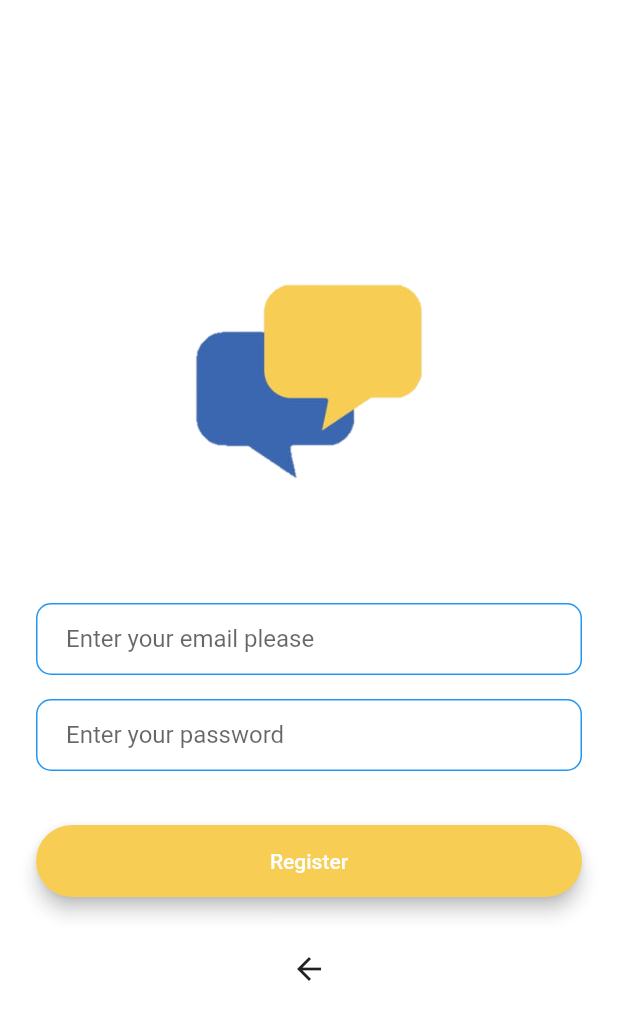
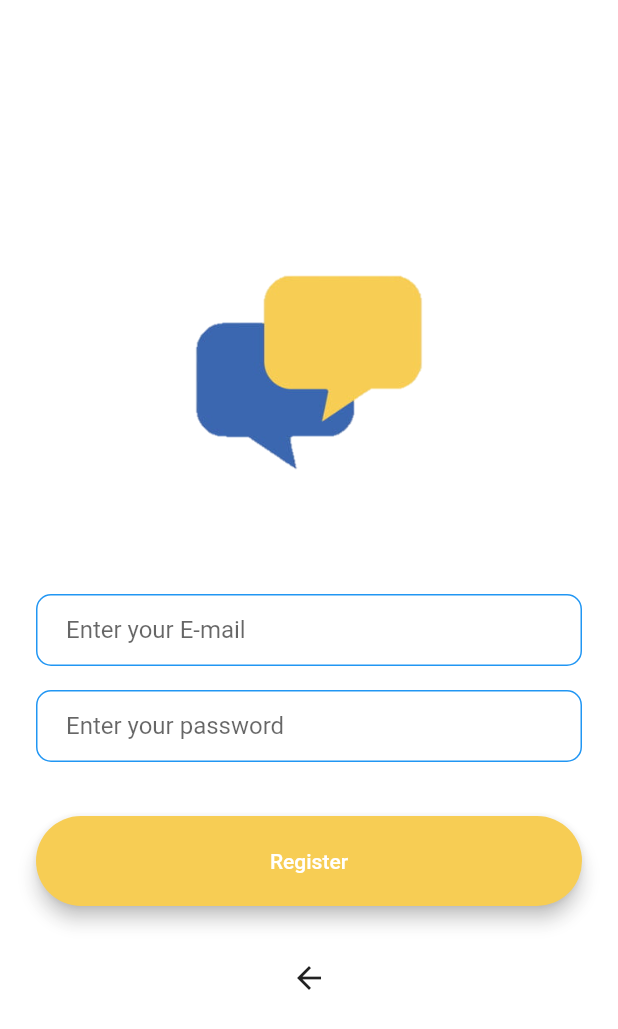
Before and after one commit to zhrwmmdi/Chat-Box, a Flutter app: the RegistrationScreen screen opened by its route, on a phone screen of 412 x 824 dp. Shown: the top 1029 px of the screen. Run offline on Flutter 3.47's test engine with Material 2 defaults, Android fonts, the phone set to English and light mode, and no system bars; our stand-ins replace animated_text_kit.

Commit message:
next commit

```diff
--- a/lib/Screens/registration_screen.dart
+++ b/lib/Screens/registration_screen.dart
@@ -1,3 +1,5 @@
+import 'package:chat_box/Components/Rounded_Button.dart';
+
 import '/constants.dart';
 import 'package:flutter/material.dart';
 
@@ -29,21 +31,8 @@ class _RegistrationScreenState extends State<RegistrationScreen> {
               height: 48.0,
             ),
             TextField(
-              decoration: const InputDecoration(
-                hintText: 'Enter your email please',
-                contentPadding:
-                EdgeInsets.symmetric(vertical: 10.0, horizontal: 20.0),
-                border: OutlineInputBorder(
-                  borderRadius: BorderRadius.all(Radius.circular(10)),
-                ),
-                enabledBorder: OutlineInputBorder(
-                  borderSide: BorderSide(color: Colors.blue, width: 1.0),
-                  borderRadius: BorderRadius.all(Radius.circular(10)),
-                ),
-                focusedBorder: OutlineInputBorder(
-                  borderSide: BorderSide(color: Colors.lightBlue, width: 2.0),
-                  borderRadius: BorderRadius.all(Radius.circular(10)),
-                ),
+              decoration: kTextFieldDecoration.copyWith(
+                hintText: 'Enter your E-mail'
               ),
               onChanged: (value) {
                 //Do something with the user input
@@ -53,21 +42,8 @@ class _RegistrationScreenState extends State<RegistrationScreen> {
               height: 16,
             ),
             TextField(
-              decoration: const InputDecoration(
-                hintText: 'Enter your password',
-                contentPadding:
-                EdgeInsets.symmetric(vertical: 10.0, horizontal: 20.0),
-                border: OutlineInputBorder(
-                  borderRadius: BorderRadius.all(Radius.circular(10)),
-                ),
-                enabledBorder: OutlineInputBorder(
-                  borderSide: BorderSide(color: Colors.blue, width: 1.0),
-                  borderRadius: BorderRadius.all(Radius.circular(10)),
-                ),
-                focusedBorder: OutlineInputBorder(
-                  borderSide: BorderSide(color: Colors.lightBlue, width: 2.0),
-                  borderRadius: BorderRadius.all(Radius.circular(10)),
-                ),
+              decoration: kTextFieldDecoration.copyWith(
+                hintText: 'Enter your password'
               ),
               onChanged: (value) {
                 //Do something with the user input
@@ -76,24 +52,12 @@ class _RegistrationScreenState extends State<RegistrationScreen> {
             const SizedBox(
               height: 24.0,
             ),
-            Padding(
-              padding: const EdgeInsets.symmetric(vertical: 12),
-              child: Material(
-                elevation: 5.0,
-                color: kRegisterButtonColor,
-                borderRadius: BorderRadius.circular(30.0),
-                child: MaterialButton(
-                  onPressed: () {
-                    //Implement login functionality
-                  },
-                  minWidth: 200.0,
-                  height: 42.0,
-                  child: Text(
-                    'Register',
-                    style: const TextStyle(color: Colors.white),
-                  ),
-                ),
-              ),
+            RoundedButton(
+              title: 'Register',
+              onPressed: (){
+               //TODO: navigation to registering
+              },
+              color: kRegisterButtonColor,
             ),
             const SizedBox(height: 12),
             IconButton(
--- a/lib/constants.dart
+++ b/lib/constants.dart
@@ -26,7 +26,7 @@ const kMessageContainerDecoration = BoxDecoration(
   ),
 );
 
-const kTextFieldColor = InputDecoration(
+const kTextFieldDecoration = InputDecoration(
   hintText: 'Enter your email please',
   contentPadding:
   EdgeInsets.symmetric(vertical: 10.0, horizontal: 20.0),
```
Also changed, not shown: lib/Screens/login_screen.dart (+13 -19 lines).
